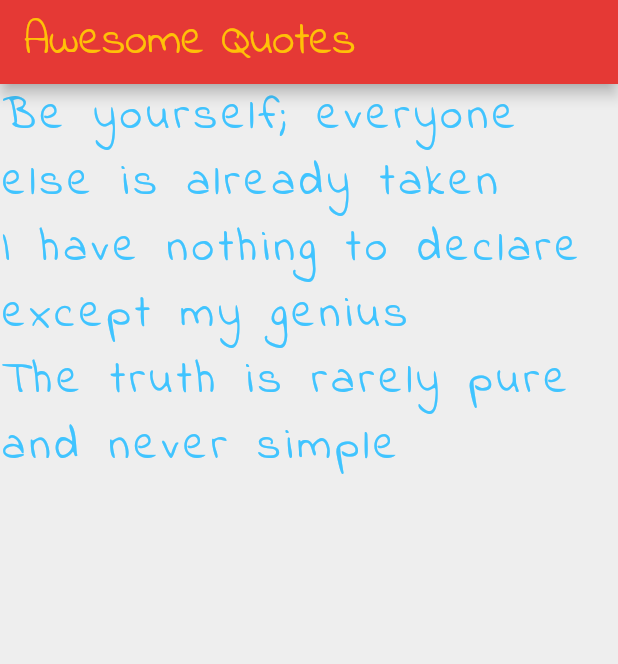
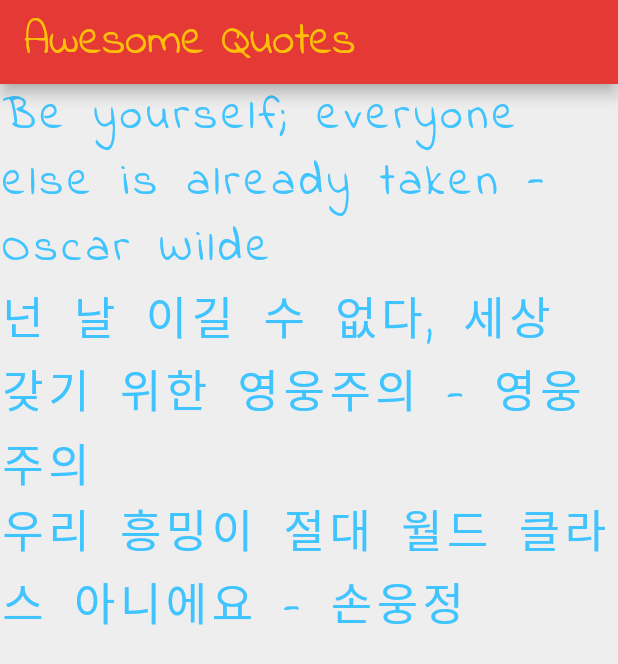
Before and after one commit to AlexandroHenry/Flutter_Basic, a Flutter app: the screen it shows after launch, on a phone screen of 412 x 824 dp. Shown: the top 664 px of the screen. Run offline on Flutter 3.47's test engine with Material 2 defaults, Android fonts, the phone set to English and light mode, and no system bars.

Commit message:
Custom Classes

```diff
--- a/lib/main.dart
+++ b/lib/main.dart
@@ -1,4 +1,5 @@
 import 'package:flutter/material.dart';
+import 'quote.dart';
 
 void main() {
   runApp(const MaterialApp(
@@ -14,10 +15,19 @@ class QuoteList extends StatefulWidget {
 }
 
 class _QuoteListState extends State<QuoteList> {
-  List<String> quotes = [
-    'Be yourself; everyone else is already taken',
-    'I have nothing to declare except my genius',
-    'The truth is rarely pure and never simple',
+  List<Quote> quotes = [
+    Quote(
+      author: 'Oscar Wilde',
+      text: 'Be yourself; everyone else is already taken',
+    ),
+    Quote(
+      author: '영웅주의',
+      text: '넌 날 이길 수 없다, 세상 갖기 위한 영웅주의',
+    ),
+    Quote(
+      author: '손웅정',
+      text: '우리 흥밍이 절대 월드 클라스 아니에요',
+    ),
   ];
 
   @override
@@ -38,7 +48,7 @@ class _QuoteListState extends State<QuoteList> {
       body: Column(
         children: quotes
             .map((quote) => Text(
-                  quote,
+                  '${quote.text} - ${quote.author}',
                   style: const TextStyle(
                     fontFamily: 'IndieFlower',
                     fontSize: 30,
--- /dev/null
+++ b/lib/quote.dart
@@ -0,0 +1,9 @@
+class Quote {
+  String? text;
+  String? author;
+
+// Constructor (생성자)
+  Quote({this.text, this.author});
+}
+
+// Quote myquote = Quote(text: 'This is the quote text', author: 'Oscar Wilde');
```
